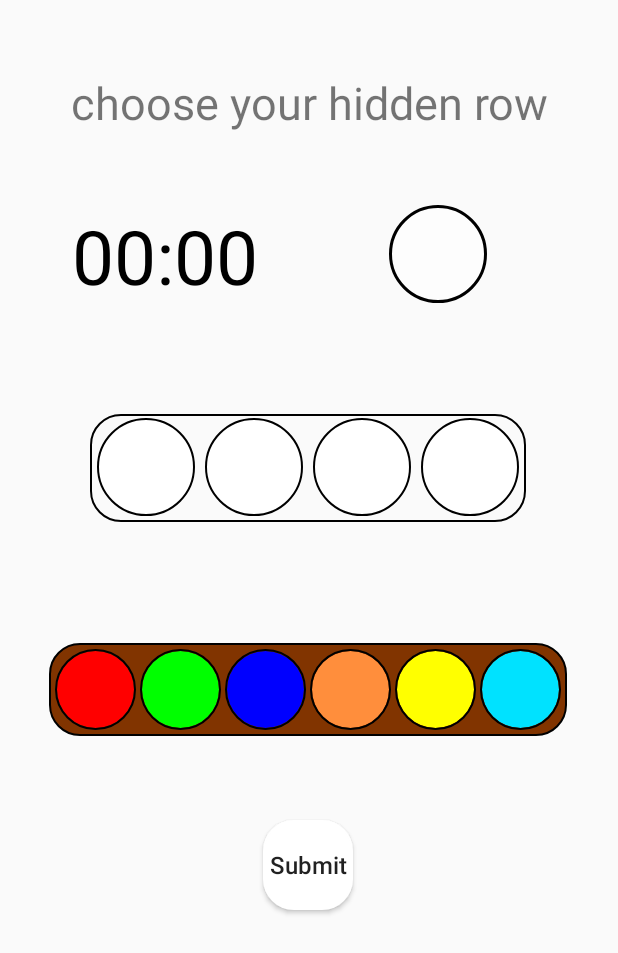
After one commit to alon1302/MasterMind, an Android app: the layout choose_hidden.xml on its own in the app's theme, with its tools: preview values and no code run, on a phone screen of 412 x 824 dp. The commit adds this screen. Shown: the top 953 px of the screen. Run offline under Robolectric (Android 15) with nearby library versions, the light colour scheme and no system bars.

Commit message:
save game to firebase as a string

```diff
--- a/app/src/main/java/com/example/mastermind/ui/activities/OnePlayerActivity.java
+++ b/app/src/main/java/com/example/mastermind/ui/activities/OnePlayerActivity.java
@@ -17,6 +17,7 @@ import com.example.mastermind.R;
 import com.example.mastermind.model.game.*;
 import com.example.mastermind.model.listeners.OnPegClickListener;
 import com.example.mastermind.ui.adapters.AdapterRows;
+import com.google.firebase.database.FirebaseDatabase;
 
 import java.util.ArrayList;
 
@@ -69,7 +70,7 @@ public class OnePlayerActivity extends AppCompatActivity implements OnPegClickLi
 
     //_______________Timer_______________//
     public void startTimeRunning() {
-        if(!running) {
+        if (!running) {
             chronometer.setBase(SystemClock.elapsedRealtime() - pauseOffset);
             chronometer.start();
             running = true;
@@ -116,7 +117,7 @@ public class OnePlayerActivity extends AppCompatActivity implements OnPegClickLi
 
     @Override
     public void onPositionClicked(int position) {
-        String lastSelection = gameRows.get(gameManager.getTurn()-1).getColorByPosition(position);
+        String lastSelection = gameRows.get(gameManager.getTurn() - 1).getColorByPosition(position);
         gameManager.pegToGameRow(currentSelection, position);
         currentSelection = lastSelection;
         updateCurrImg();
@@ -147,22 +148,67 @@ public class OnePlayerActivity extends AppCompatActivity implements OnPegClickLi
     }
 
     public void onClickSubmit(View view) {
-        if (gameRows.get(gameManager.getTurn()-1).isFull()) {
+        if (gameRows.get(gameManager.getTurn() - 1).isFull()) {
             if (!gameManager.nextTurn()) {
-                for (int i =0; i<hiddenRowImages.length; i++) {
+                for (int i = 0; i < hiddenRowImages.length; i++) {
                     hiddenRowImages[i].setVisibility(View.VISIBLE);
                 }
+                String s = convertGameRowToString();
+                FirebaseDatabase.getInstance().getReference().child("games").child("" + (gameManager.getTurn() - 1)).setValue(s);
                 Toast.makeText(this, "You Win", Toast.LENGTH_LONG).show();
                 pauseTimeRunning();
                 checkTime();
                 openWinnerActivity();
             }
-            recyclerView.smoothScrollToPosition(adapterRows.getItemCount()-1);
+            recyclerView.smoothScrollToPosition(adapterRows.getItemCount() - 1);
             adapterRows.notifyDataSetChanged();
+            String s = convertGameRowToString();
+            FirebaseDatabase.getInstance().getReference().child("games").child("" + (gameManager.getTurn() - 1)).setValue(s);
         }
     }
 
-    private void openWinnerActivity() {
+    private String convertGameRowToString() {
+        GameRow currG = gameRows.get(gameManager.getTurn() - 2);
+        String[] currGstrings = currG.getStringRow();
+        CheckRow currC = checkRows.get(gameManager.getTurn() - 2);
+        String[] currCstrings = currC.getStringRow();
+        StringBuilder s = new StringBuilder();
+        for (int i = 0; i < 4; i++) {
+            switch (currGstrings[i]) {
+                case "red":
+                    s.append("0");
+                    break;
+                case "green":
+                    s.append("1");
+                    break;
+                case "blue":
+                    s.append("2");
+                    break;
+                case "orange":
+                    s.append("3");
+                    break;
+                case "yellow":
+                    s.append("4");
+                    break;
+                case "light":
+                    s.append("5");
+                    break;
+            }
+        }
+        for (int i = 0; i < 4; i++) {
+            switch (currCstrings[i]) {
+                case "black":
+                    s.append("&");
+                    break;
+                case "white":
+                    s.append("|");
+                    break;
+            }
+        }
+        return s.toString();
+    }
+
+        private void openWinnerActivity () {
             Intent intent = new Intent(this, WinActivity.class);
             intent.putExtra("minutes", minutes);
             intent.putExtra("seconds", seconds);
@@ -171,7 +217,7 @@ public class OnePlayerActivity extends AppCompatActivity implements OnPegClickLi
             finish();
         }
 
-    public void updateCurrImg(){
+        public void updateCurrImg () {
             switch (currentSelection) {
                 case "null":
                     current.setImageResource(R.color.colorTWhite);
@@ -197,7 +243,7 @@ public class OnePlayerActivity extends AppCompatActivity implements OnPegClickLi
             }
         }
 
-    public void createHidden() {
+        public void createHidden () {
             hiddenRowImages = new CircleImageView[4];
             hiddenRowImages[0] = findViewById(R.id.hidden0);
             hiddenRowImages[1] = findViewById(R.id.hidden1);
@@ -206,7 +252,7 @@ public class OnePlayerActivity extends AppCompatActivity implements OnPegClickLi
             GameRow hiddenRow = gameManager.getHidden();
             String[] hiddenColors = hiddenRow.getStringRow();
             for (int i = 0; i < hiddenColors.length; i++) {
-            //hiddenRowImages[i].setVisibility(View.INVISIBLE);
+                hiddenRowImages[i].setVisibility(View.INVISIBLE);
                 switch (hiddenColors[i]) {
                     case "null":
                         this.hiddenRowImages[i].setImageResource(R.color.colorTWhite);
--- /dev/null
+++ b/app/src/main/res/layout/choose_hidden.xml
@@ -0,0 +1,202 @@
+<?xml version="1.0" encoding="utf-8"?>
+<androidx.constraintlayout.widget.ConstraintLayout xmlns:android="http://schemas.android.com/apk/res/android"
+    xmlns:app="http://schemas.android.com/apk/res-auto"
+    xmlns:tools="http://schemas.android.com/tools"
+    android:layout_width="match_parent"
+    android:layout_height="match_parent">
+
+    <TextView
+        android:id="@+id/textView10"
+        android:layout_width="match_parent"
+        android:layout_height="wrap_content"
+        android:layout_marginTop="48dp"
+        android:gravity="center"
+        android:text="@string/choose_your_hidden_row"
+        android:textSize="30sp"
+        app:layout_constraintTop_toTopOf="parent"
+        tools:layout_editor_absoluteX="26dp" />
+
+    <LinearLayout
+        android:id="@+id/linearLayout3"
+        android:layout_width="wrap_content"
+        android:layout_height="72dp"
+        android:layout_margin="4dp"
+        android:background="@drawable/transparent_design"
+        android:orientation="horizontal"
+        android:padding="1.5dp"
+        app:layout_constraintEnd_toEndOf="parent"
+        app:layout_constraintHorizontal_bias="0.495"
+        app:layout_constraintStart_toStartOf="parent"
+        app:layout_constraintTop_toTopOf="@+id/guideline6">
+
+        <de.hdodenhof.circleimageview.CircleImageView
+            android:id="@+id/choose_0"
+            android:layout_width="65dp"
+            android:layout_height="65dp"
+            android:layout_marginHorizontal="3dp"
+            android:layout_marginVertical="1.5dp"
+            android:src="@color/colorWhite"
+            app:civ_border_color="@color/colorBlack"
+            app:civ_border_width="1dp" />
+
+        <de.hdodenhof.circleimageview.CircleImageView
+            android:id="@+id/choose_1"
+            android:layout_width="65dp"
+            android:layout_height="65dp"
+            android:layout_marginHorizontal="3dp"
+            android:layout_marginVertical="1.5dp"
+            android:src="@color/colorWhite"
+            app:civ_border_color="@color/colorBlack"
+            app:civ_border_width="1dp" />
+
+        <de.hdodenhof.circleimageview.CircleImageView
+            android:id="@+id/choose_2"
+            android:layout_width="65dp"
+            android:layout_height="65dp"
+            android:layout_marginHorizontal="3dp"
+            android:layout_marginVertical="1.5dp"
+            android:src="@color/colorWhite"
+            app:civ_border_color="@color/colorBlack"
+            app:civ_border_width="1dp" />
+
+        <de.hdodenhof.circleimageview.CircleImageView
+            android:id="@+id/choose_3"
+            android:layout_width="65dp"
+            android:layout_height="65dp"
+            android:layout_marginHorizontal="3dp"
+            android:layout_marginVertical="1.5dp"
+            android:src="@color/colorWhite"
+            app:civ_border_color="@color/colorBlack"
+            app:civ_border_width="1dp" />
+    </LinearLayout>
+
+    <de.hdodenhof.circleimageview.CircleImageView
+        android:id="@+id/currentSelection"
+        android:layout_width="65dp"
+        android:layout_height="65dp"
+        android:layout_marginTop="48dp"
+        android:src="@color/colorTWhite"
+        app:civ_border_color="@color/colorBlack"
+        app:civ_border_width="2dp"
+        app:layout_constraintEnd_toEndOf="parent"
+        app:layout_constraintStart_toEndOf="@+id/chronometer"
+        app:layout_constraintTop_toBottomOf="@+id/textView10" />
+
+    <LinearLayout
+        android:id="@+id/linearLayout4"
+        android:layout_width="wrap_content"
+        android:layout_height="wrap_content"
+        android:background="@drawable/game_design"
+        android:gravity="center"
+        android:orientation="horizontal"
+        android:padding="2.5dp"
+        app:layout_constraintEnd_toEndOf="parent"
+        app:layout_constraintHorizontal_bias="0.492"
+        app:layout_constraintStart_toStartOf="parent"
+        app:layout_constraintTop_toTopOf="@+id/guideline8">
+
+        <de.hdodenhof.circleimageview.CircleImageView
+            android:id="@+id/choose_red"
+            android:layout_width="54dp"
+            android:layout_height="54dp"
+            android:layout_margin="1.5dp"
+            android:src="@color/colorRed"
+            app:civ_border_color="@color/colorBlack"
+            app:civ_border_width="1dp" />
+
+        <de.hdodenhof.circleimageview.CircleImageView
+            android:id="@+id/choose_green"
+            android:layout_width="54dp"
+            android:layout_height="54dp"
+            android:layout_margin="1.5dp"
+            android:src="@color/colorGreen"
+            app:civ_border_color="@color/colorBlack"
+            app:civ_border_width="1dp" />
+
+        <de.hdodenhof.circleimageview.CircleImageView
+            android:id="@+id/choose_blue"
+            android:layout_width="54dp"
+            android:layout_height="54dp"
+            android:layout_margin="1.5dp"
+            android:src="@color/colorBlue"
+            app:civ_border_color="@color/colorBlack"
+            app:civ_border_width="1dp" />
+
+        <de.hdodenhof.circleimageview.CircleImageView
+            android:id="@+id/choose_orange"
+            android:layout_width="54dp"
+            android:layout_height="54dp"
+            android:layout_margin="1.5dp"
+            android:src="@color/colorOrange"
+            app:civ_border_color="@color/colorBlack"
+            app:civ_border_width="1dp" />
+
+        <de.hdodenhof.circleimageview.CircleImageView
+            android:id="@+id/choose_yellow"
+            android:layout_width="54dp"
+            android:layout_height="54dp"
+            android:layout_margin="1.5dp"
+            android:src="@color/colorYellow"
+            app:civ_border_color="@color/colorBlack"
+            app:civ_border_width="1dp" />
+
+        <de.hdodenhof.circleimageview.CircleImageView
+            android:id="@+id/choose_light"
+            android:layout_width="54dp"
+            android:layout_height="54dp"
+            android:layout_margin="1.5dp"
+            android:src="@color/colorLight"
+            app:civ_border_color="@color/colorBlack"
+            app:civ_border_width="1dp" />
+    </LinearLayout>
+
+
+    <Chronometer
+        android:id="@+id/chronometer"
+        android:layout_width="wrap_content"
+        android:layout_height="wrap_content"
+        android:layout_marginStart="48dp"
+        android:layout_marginTop="48dp"
+        android:textColor="@color/colorBlack"
+        android:textSize="50sp"
+        app:layout_constraintStart_toStartOf="parent"
+        app:layout_constraintTop_toBottomOf="@+id/textView10" />
+
+    <Button
+        android:id="@+id/btn_submit_choose"
+        android:layout_width="60dp"
+        android:layout_height="60dp"
+        android:layout_margin="2.5dp"
+        android:background="@drawable/game_design"
+        android:backgroundTint="@color/colorWhite"
+        android:onClick="onClickSubmit"
+        android:text="Submit"
+        android:textAllCaps="false"
+        android:textSize="16sp"
+        app:layout_constraintEnd_toEndOf="parent"
+        app:layout_constraintHorizontal_bias="0.498"
+        app:layout_constraintStart_toStartOf="parent"
+        app:layout_constraintTop_toTopOf="@+id/guideline9" />
+
+    <androidx.constraintlayout.widget.Guideline
+        android:id="@+id/guideline6"
+        android:layout_width="wrap_content"
+        android:layout_height="wrap_content"
+        android:orientation="horizontal"
+        app:layout_constraintGuide_percent="0.33" />
+
+    <androidx.constraintlayout.widget.Guideline
+        android:id="@+id/guideline8"
+        android:layout_width="wrap_content"
+        android:layout_height="wrap_content"
+        android:orientation="horizontal"
+        app:layout_constraintGuide_percent="0.52" />
+
+    <androidx.constraintlayout.widget.Guideline
+        android:id="@+id/guideline9"
+        android:layout_width="wrap_content"
+        android:layout_height="wrap_content"
+        android:orientation="horizontal"
+        app:layout_constraintGuide_percent="0.66" />
+
+</androidx.constraintlayout.widget.ConstraintLayout>
--- /dev/null
+++ b/app/src/main/res/layout/multiplayer.xml
@@ -0,0 +1,21 @@
+<?xml version="1.0" encoding="utf-8"?>
+<androidx.constraintlayout.widget.ConstraintLayout xmlns:android="http://schemas.android.com/apk/res/android"
+    xmlns:app="http://schemas.android.com/apk/res-auto"
+    xmlns:tools="http://schemas.android.com/tools"
+    android:layout_width="match_parent"
+    android:layout_height="match_parent">
+
+    <LinearLayout
+        android:layout_width="0dp"
+        android:layout_height="wrap_content"
+        app:layout_constraintEnd_toEndOf="parent"
+        app:layout_constraintStart_toStartOf="parent"
+        app:layout_constraintTop_toTopOf="parent">
+
+<!--        <de.hdodenhof.circleimageview.CircleImageView-->
+<!--            android:layout_width=""-->
+<!--            android:layout_height="" />-->
+    </LinearLayout>
+
+
+</androidx.constraintlayout.widget.ConstraintLayout>
--- a/app/src/main/res/values/strings.xml
+++ b/app/src/main/res/values/strings.xml
@@ -13,4 +13,5 @@
     <string name="about">About</string>
     <string name="rules">Rules</string>
     <string name="goal">Goal</string>
+    <string name="choose_your_hidden_row">choose your hidden row</string>
 </resources>
```
Lines whose indentation alone changed are shown as unchanged.
